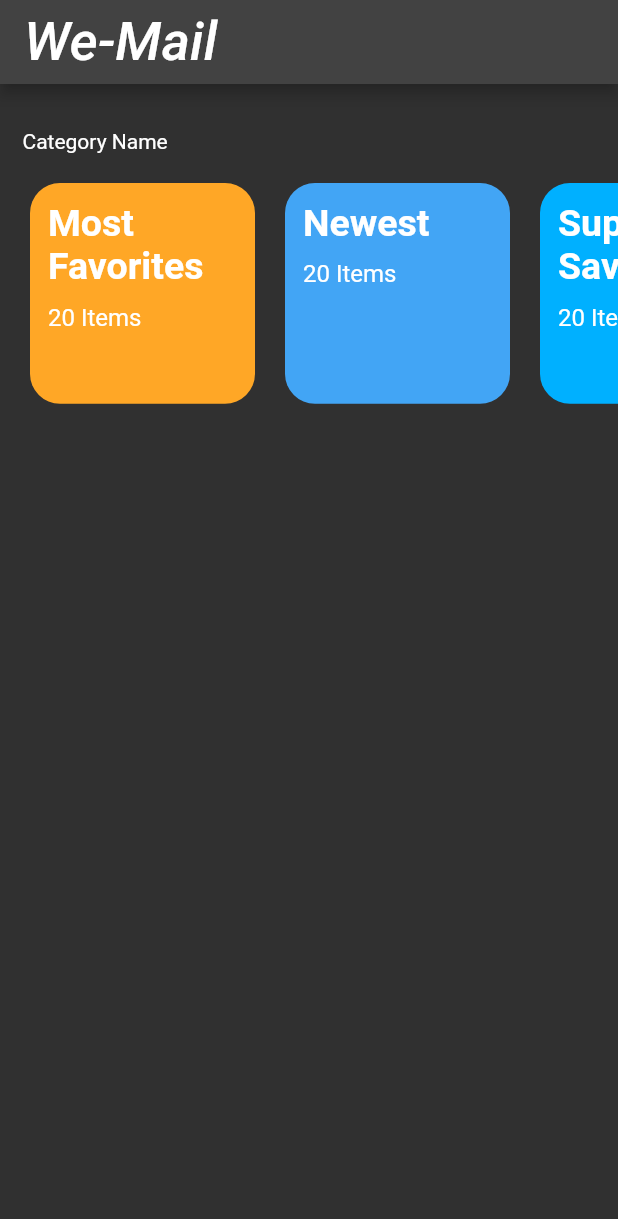
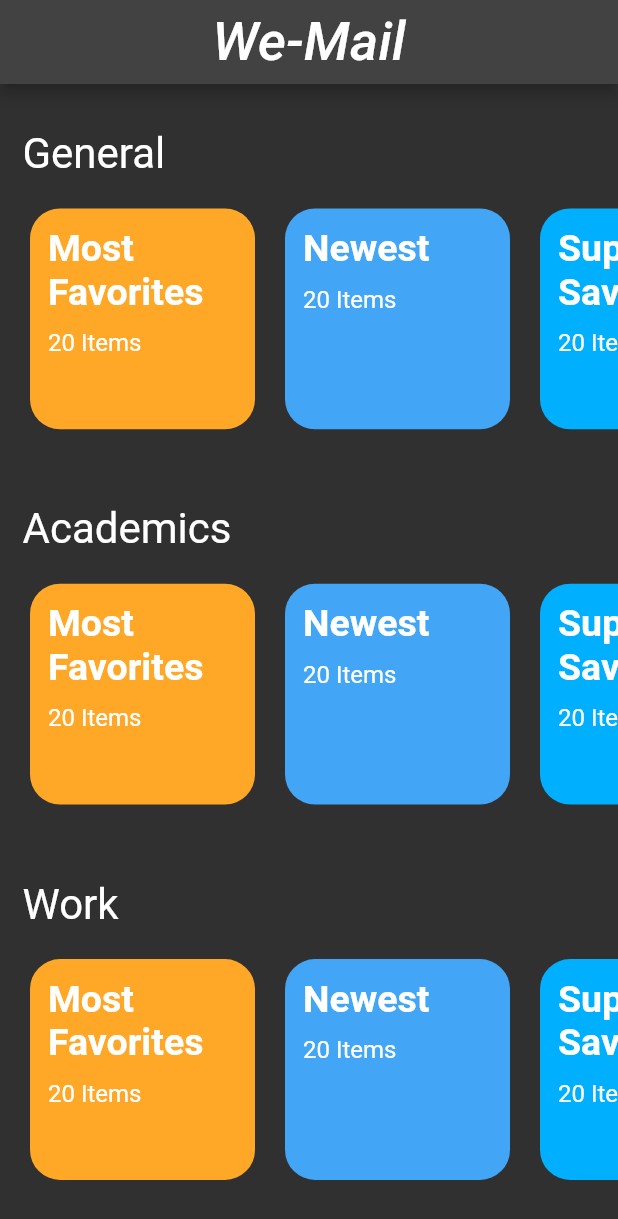
Before and after one commit to A-Bunch-of-Idiots/We-mail, a Flutter app: the screen it shows after launch, on a phone screen of 412 x 824 dp. Shown: the top 1219 px of the screen. Run offline on Flutter 3.47's test engine with Material 2 defaults, Android fonts, the phone set to English and light mode, and no system bars; Roboto replaces fonts that are missing (Georgia, Hind).

Commit message:
added all categories

```diff
--- a/frontend/we_mail/lib/main.dart
+++ b/frontend/we_mail/lib/main.dart
@@ -42,17 +42,20 @@ class MyHomePage extends StatefulWidget {
 }
 
 class _MyHomePageState extends State<MyHomePage> {
+  final List categories=["General","Academics","Work","Business"];
   @override
   Widget build(BuildContext context) {
     return Scaffold(
         appBar: AppBar(
-          title: Text(widget.title),
+          title: Center(child:Text(widget.title)),
         ),
-        body: CategoryOverview());
+        body: ListView(children:[CategoryOverview(categories[0]),CategoryOverview(categories[1]),CategoryOverview(categories[2]),CategoryOverview(categories[3])]));
   }
 }
 
 class CategoryOverview extends StatelessWidget {
+  CategoryOverview(this.title);
+  final String title;
   @override
   Widget build(BuildContext context) {
     return Column(
@@ -66,7 +69,7 @@ class CategoryOverview extends StatelessWidget {
             width: 30.0,
           ),
           Row(
-            children: [SizedBox(height: 10, width: 15), CategoryName()],
+            children: [SizedBox(height: 10, width: 15), CategoryName(title)],
           ),
           // CategoryName(),
           TemplatesOverview(),
@@ -75,9 +78,11 @@ class CategoryOverview extends StatelessWidget {
 }
 
 class CategoryName extends StatelessWidget {
+  CategoryName(this.title);
+  final String title;
   @override
   Widget build(BuildContext context) {
-    return Text("Category Name");
+    return Text(title,style: DefaultTextStyle.of(context).style.apply(fontSizeFactor: 2.0),);
   }
 }
 
```
